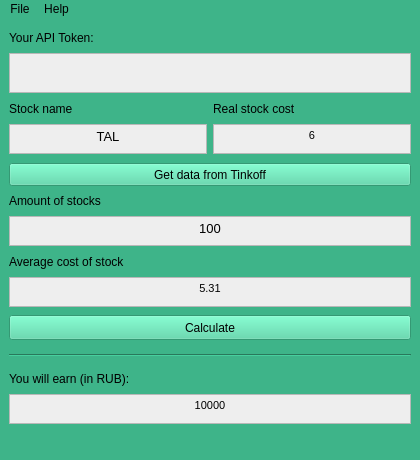
Qt form apps/InvestApp.ui (nikultimo/InvestApp) before a commit.
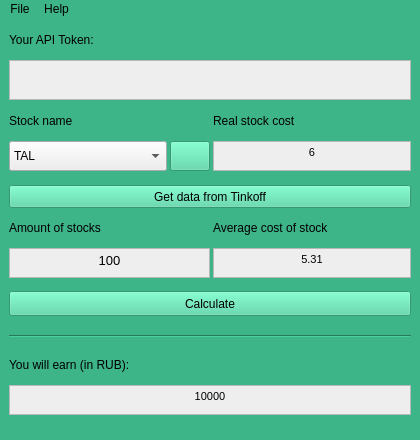
The same form after that commit. Icons and pictures are not drawn.

Commit message:
Add drop-down menu with all stocks
Add new image

```diff
--- a/apps/InvestApp.ui
+++ b/apps/InvestApp.ui
@@ -7,13 +7,13 @@
     <x>0</x>
     <y>0</y>
     <width>420</width>
-    <height>460</height>
+    <height>440</height>
    </rect>
   </property>
   <property name="minimumSize">
    <size>
     <width>420</width>
-    <height>460</height>
+    <height>440</height>
    </size>
   </property>
   <property name="baseSize">
@@ -57,7 +57,19 @@
     <string notr="true"/>
    </property>
    <layout class="QGridLayout" name="gridLayout">
-    <item row="0" column="0" colspan="2">
+    <property name="topMargin">
+     <number>0</number>
+    </property>
+    <property name="bottomMargin">
+     <number>0</number>
+    </property>
+    <property name="horizontalSpacing">
+     <number>3</number>
+    </property>
+    <property name="verticalSpacing">
+     <number>0</number>
+    </property>
+    <item row="0" column="0" colspan="3">
      <widget class="QLabel" name="yourApiTokenLabel">
       <property name="minimumSize">
        <size>
@@ -76,7 +88,7 @@
       </property>
      </widget>
     </item>
-    <item row="1" column="0" colspan="2">
+    <item row="1" column="0" colspan="3">
      <widget class="QTextEdit" name="apiTokenEditField">
       <property name="minimumSize">
        <size>
@@ -100,9 +112,16 @@
        <string notr="true">background-color: rgb(238, 238, 238);
 color: rgb(0, 0, 0);</string>
       </property>
+      <property name="html">
+       <string>&lt;!DOCTYPE HTML PUBLIC &quot;-//W3C//DTD HTML 4.0//EN&quot; &quot;http://www.w3.org/TR/REC-html40/strict.dtd&quot;&gt;
+&lt;html&gt;&lt;head&gt;&lt;meta name=&quot;qrichtext&quot; content=&quot;1&quot; /&gt;&lt;style type=&quot;text/css&quot;&gt;
+p, li { white-space: pre-wrap; }
+&lt;/style&gt;&lt;/head&gt;&lt;body style=&quot; font-family:'MS Shell Dlg 2'; font-size:8.25pt; font-weight:400; font-style:normal;&quot;&gt;
+&lt;p style=&quot;-qt-paragraph-type:empty; margin-top:0px; margin-bottom:0px; margin-left:0px; margin-right:0px; -qt-block-indent:0; text-indent:0px;&quot;&gt;&lt;br /&gt;&lt;/p&gt;&lt;/body&gt;&lt;/html&gt;</string>
+      </property>
      </widget>
     </item>
-    <item row="2" column="0">
+    <item row="2" column="0" colspan="2">
      <widget class="QLabel" name="stockNameLabel">
       <property name="minimumSize">
        <size>
@@ -121,7 +140,7 @@
       </property>
      </widget>
     </item>
-    <item row="2" column="1">
+    <item row="2" column="2">
      <widget class="QLabel" name="realStockCostLabel">
       <property name="minimumSize">
        <size>
@@ -141,42 +160,69 @@
      </widget>
     </item>
     <item row="3" column="0">
-     <widget class="QTextEdit" name="stockNameTextEdit">
+     <widget class="QComboBox" name="stockNameTextEdit">
       <property name="minimumSize">
        <size>
-        <width>198</width>
+        <width>158</width>
         <height>30</height>
        </size>
       </property>
-      <property name="maximumSize">
-       <size>
-        <width>16777215</width>
-        <height>30</height>
-       </size>
-      </property>
-      <property name="font">
-       <font>
-        <pointsize>10</pointsize>
-       </font>
-      </property>
       <property name="styleSheet">
        <string notr="true">background-color: rgb(238, 238, 238);
 color: rgb(0, 0, 0);</string>
       </property>
-      <property name="html">
-       <string>&lt;!DOCTYPE HTML PUBLIC &quot;-//W3C//DTD HTML 4.0//EN&quot; &quot;http://www.w3.org/TR/REC-html40/strict.dtd&quot;&gt;
-&lt;html&gt;&lt;head&gt;&lt;meta name=&quot;qrichtext&quot; content=&quot;1&quot; /&gt;&lt;style type=&quot;text/css&quot;&gt;
-p, li { white-space: pre-wrap; }
-&lt;/style&gt;&lt;/head&gt;&lt;body style=&quot; font-family:'MS Shell Dlg 2'; font-size:10pt; font-weight:400; font-style:normal;&quot;&gt;
-&lt;p align=&quot;center&quot; style=&quot; margin-top:0px; margin-bottom:0px; margin-left:0px; margin-right:0px; -qt-block-indent:0; text-indent:0px;&quot;&gt;TAL&lt;/p&gt;&lt;/body&gt;&lt;/html&gt;</string>
-      </property>
+      <item>
+       <property name="text">
+        <string>TAL</string>
+       </property>
+      </item>
+      <item>
+       <property name="text">
+        <string>VEON</string>
+       </property>
+      </item>
+      <item>
+       <property name="text">
+        <string>AAPL</string>
+       </property>
+      </item>
+      <item>
+       <property name="text">
+        <string>GCP</string>
+       </property>
+      </item>
+      <item>
+       <property name="text">
+        <string>TTP</string>
+       </property>
+      </item>
      </widget>
     </item>
     <item row="3" column="1">
+     <widget class="QPushButton" name="uploadStocksNamespushButton">
+      <property name="minimumSize">
+       <size>
+        <width>40</width>
+        <height>30</height>
+       </size>
+      </property>
+      <property name="styleSheet">
+       <string notr="true">background-color: rgb(74, 214, 163);</string>
+      </property>
+      <property name="text">
+       <string/>
+      </property>
+      <property name="icon">
+       <iconset>
+        <normaloff>download.png</normaloff>download.png</iconset>
+      </property>
+     </widget>
+    </item>
+    <item row="3" column="2">
      <widget class="QTextEdit" name="stockRealCostTextEdit">
       <property name="minimumSize">
        <size>
-        <width>198</width>
+        <width>190</width>
         <height>30</height>
        </size>
       </property>
@@ -199,7 +245,7 @@
       </property>
      </widget>
     </item>
-    <item row="4" column="0" colspan="2">
+    <item row="4" column="0" colspan="3">
      <widget class="QPushButton" name="getCostFromYFPushButton">
       <property name="minimumSize">
        <size>
@@ -225,7 +271,7 @@
      <widget class="QLabel" name="amountOfStocksLabel">
       <property name="minimumSize">
        <size>
-        <width>400</width>
+        <width>198</width>
         <height>15</height>
        </size>
       </property>
@@ -240,11 +286,30 @@
       </property>
      </widget>
     </item>
+    <item row="5" column="2">
+     <widget class="QLabel" name="averageCostOfStockLabel">
+      <property name="minimumSize">
+       <size>
+        <width>198</width>
+        <height>15</height>
+       </size>
+      </property>
+      <property name="maximumSize">
+       <size>
+        <width>16777215</width>
+        <height>15</height>
+       </size>
+      </property>
+      <property name="text">
+       <string>Average cost of stock</string>
+      </property>
+     </widget>
+    </item>
     <item row="6" column="0" colspan="2">
      <widget class="QTextEdit" name="stockAmountTextEdit">
       <property name="minimumSize">
        <size>
-        <width>400</width>
+        <width>195</width>
         <height>30</height>
        </size>
       </property>
@@ -267,30 +332,11 @@
       </property>
      </widget>
     </item>
-    <item row="7" column="0" colspan="2">
-     <widget class="QLabel" name="averageCostOfStockLabel">
-      <property name="minimumSize">
-       <size>
-        <width>400</width>
-        <height>15</height>
-       </size>
-      </property>
-      <property name="maximumSize">
-       <size>
-        <width>16777215</width>
-        <height>15</height>
-       </size>
-      </property>
-      <property name="text">
-       <string>Average cost of stock</string>
-      </property>
-     </widget>
-    </item>
-    <item row="8" column="0" colspan="2">
+    <item row="6" column="2">
      <widget class="QTextEdit" name="stockAverageTextEdit">
       <property name="minimumSize">
        <size>
-        <width>400</width>
+        <width>195</width>
         <height>30</height>
        </size>
       </property>
@@ -313,7 +359,7 @@
       </property>
      </widget>
     </item>
-    <item row="9" column="0" colspan="2">
+    <item row="7" column="0" colspan="3">
      <widget class="QPushButton" name="calculateEarningPushButton">
       <property name="minimumSize">
        <size>
@@ -344,7 +390,7 @@
       </property>
      </widget>
     </item>
-    <item row="10" column="0" colspan="2">
+    <item row="8" column="0" colspan="3">
      <widget class="Line" name="line">
       <property name="minimumSize">
        <size>
@@ -363,7 +409,7 @@
       </property>
      </widget>
     </item>
-    <item row="11" column="0" colspan="2">
+    <item row="9" column="0" colspan="3">
      <widget class="QLabel" name="youWillEarnLabel">
       <property name="minimumSize">
        <size>
@@ -382,7 +428,7 @@
       </property>
      </widget>
     </item>
-    <item row="12" column="0" colspan="2">
+    <item row="10" column="0" colspan="3">
      <widget class="QTextEdit" name="earningTextEdit">
       <property name="minimumSize">
        <size>
```
The commit also changes 3 other files.
